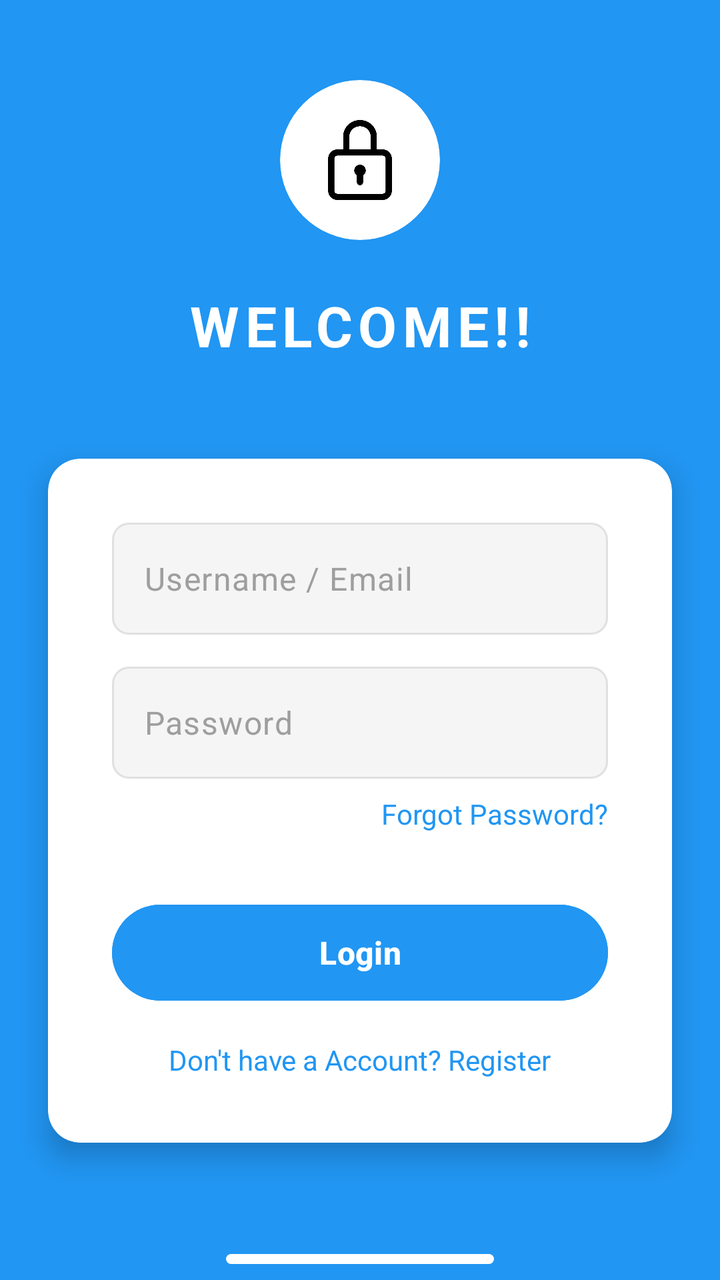
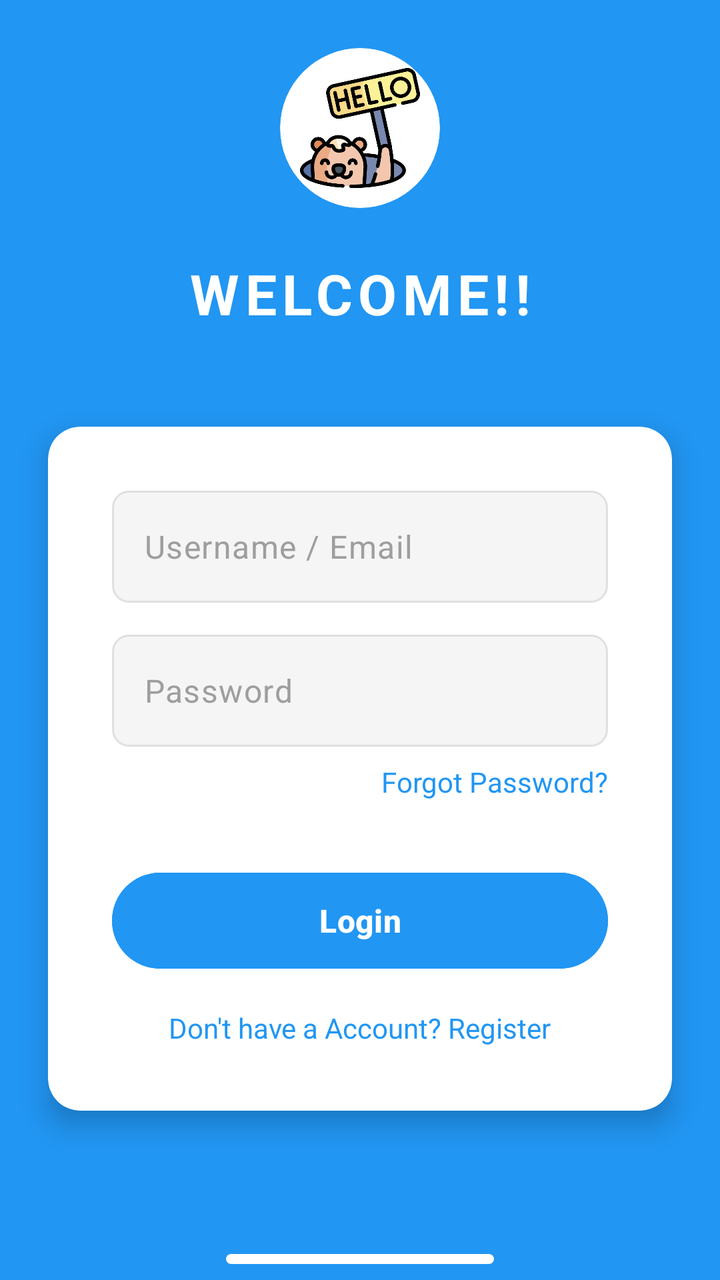

Screens rendered from an Android XML layout before and after an edit, with the pre-edit source and the edit as a unified diff.
<!-- AndroidManifest.xml: application theme Theme.Screen_SignIn_CreateAccount -->
<!-- res/layout/activity_login.xml -->
<?xml version="1.0" encoding="utf-8"?>
<androidx.constraintlayout.widget.ConstraintLayout xmlns:android="http://schemas.android.com/apk/res/android"
    xmlns:app="http://schemas.android.com/apk/res-auto"
    xmlns:tools="http://schemas.android.com/tools"
    android:id="@+id/main"
    android:layout_width="match_parent"
    android:layout_height="match_parent"
    android:background="#2196F3"
    tools:context=".Login_Activity">

    <LinearLayout
        android:id="@+id/logoSection"
        android:layout_width="wrap_content"
        android:layout_height="wrap_content"
        android:layout_marginTop="40dp"
        android:gravity="center"
        android:orientation="vertical"
        app:layout_constraintEnd_toEndOf="parent"
        app:layout_constraintStart_toStartOf="parent"
        app:layout_constraintTop_toTopOf="parent">

        <androidx.cardview.widget.CardView
            android:layout_width="80dp"
            android:layout_height="80dp"
            android:layout_marginBottom="24dp"
            app:cardBackgroundColor="@android:color/white"
            app:cardCornerRadius="40dp"
            app:cardElevation="0dp">

            <ImageView
                android:layout_width="40dp"
                android:layout_height="40dp"
                android:layout_gravity="center"
                android:hint="#2196F3"
                android:src="@drawable/ic_lock" />

        </androidx.cardview.widget.CardView>

        
        <TextView
            android:layout_width="wrap_content"
            android:layout_height="wrap_content"
            android:letterSpacing="0.1"
            android:text="WELCOME!!"
            android:textColor="@android:color/white"
            android:textSize="28sp"
            android:textStyle="bold" />

    </LinearLayout>

    <androidx.cardview.widget.CardView
        android:id="@+id/loginCard"
        android:layout_width="0dp"
        android:layout_height="wrap_content"
        android:layout_marginHorizontal="24dp"
        android:layout_marginTop="48dp"
        app:cardCornerRadius="16dp"
        app:cardElevation="8dp"
        app:cardBackgroundColor="@android:color/white"
        app:layout_constraintEnd_toEndOf="parent"
        app:layout_constraintStart_toStartOf="parent"
        app:layout_constraintTop_toBottomOf="@id/logoSection">

        <LinearLayout
            android:layout_width="match_parent"
            android:layout_height="wrap_content"
            android:orientation="vertical"
            android:padding="32dp">

            <com.google.android.material.textfield.TextInputLayout
                android:layout_width="match_parent"
                android:layout_height="wrap_content"
                android:layout_marginBottom="16dp"
                app:boxStrokeWidth="0dp"
                app:boxStrokeWidthFocused="0dp"
                app:hintEnabled="false">

                <com.google.android.material.textfield.TextInputEditText
                    android:id="@+id/etUsername"
                    android:layout_width="match_parent"
                    android:layout_height="56dp"
                    android:background="@drawable/input_background"
                    android:drawablePadding="12dp"
                    android:hint="Username / Email"
                    android:inputType="textEmailAddress"
                    android:paddingHorizontal="16dp"
                    android:textColorHint="#9E9E9E"
                    android:textSize="16sp" />

            </com.google.android.material.textfield.TextInputLayout>

            <com.google.android.material.textfield.TextInputLayout
                android:layout_width="match_parent"
                android:layout_height="wrap_content"
                android:layout_marginBottom="8dp"
                app:boxStrokeWidth="0dp"
                app:boxStrokeWidthFocused="0dp"
                app:hintEnabled="false">

                <com.google.android.material.textfield.TextInputEditText
                    android:id="@+id/etPassword"
                    android:layout_width="match_parent"
                    android:layout_height="56dp"
                    android:background="@drawable/input_background"
                    android:drawablePadding="12dp"
                    android:hint="Password"
                    android:inputType="textPassword"
                    android:paddingHorizontal="16dp"
                    android:textColorHint="#9E9E9E"
                    android:textSize="16sp" />

            </com.google.android.material.textfield.TextInputLayout>

            <TextView
                android:id="@+id/tvForgotPassword"
                android:layout_width="wrap_content"
                android:layout_height="wrap_content"
                android:layout_gravity="end"
                android:layout_marginBottom="32dp"
                android:clickable="true"
                android:focusable="true"
                android:text="Forgot Password?"
                android:textColor="#2196F3"
                android:textSize="14sp" />

            <com.google.android.material.button.MaterialButton
                android:id="@+id/btnLogin"
                android:layout_width="match_parent"
                android:layout_height="56dp"
                android:layout_marginBottom="16dp"
                android:backgroundTint="#2196F3"
                android:text="Login"
                android:textColor="@android:color/white"
                android:textSize="16sp"
                android:textStyle="bold"
                app:cornerRadius="28dp"
                app:elevation="2dp" />

            <TextView
                android:id="@+id/tvRegister"
                android:layout_width="wrap_content"
                android:layout_height="wrap_content"
                android:layout_gravity="center"
                android:clickable="true"
                android:focusable="true"
                android:text="Don't have a Account? Register"
                android:textColor="#2196F3"
                android:textSize="14sp" />

        </LinearLayout>

    </androidx.cardview.widget.CardView>

    <View
        android:layout_width="134dp"
        android:layout_height="5dp"
        android:layout_marginBottom="8dp"
        android:background="@drawable/nav_indicator_background"
        app:layout_constraintBottom_toBottomOf="parent"
        app:layout_constraintEnd_toEndOf="parent"
        app:layout_constraintStart_toStartOf="parent" />

</androidx.constraintlayout.widget.ConstraintLayout>
<!-- resources referenced by this layout -->
<resources>
  <!-- drawable ic_lock: png bitmap (drawable, 9721 bytes) -->
  <!-- drawable input_background (drawable) -->
  <?xml version="1.0" encoding="utf-8"?>
  <shape xmlns:android="http://schemas.android.com/apk/res/android">
      <solid android:color="#F5F5F5" />
      <corners android:radius="8dp" />
      <stroke android:width="1dp" android:color="#E0E0E0" />
  </shape>
  <!-- drawable nav_indicator_background (drawable) -->
  <?xml version="1.0" encoding="utf-8"?>
  <shape xmlns:android="http://schemas.android.com/apk/res/android">
      <solid android:color="#FFFFFF" />
      <corners android:radius="2.5dp" />
  </shape>
  <style name="Theme.Screen_SignIn_CreateAccount" parent="Base.Theme.Screen_SignIn_CreateAccount" />
  <style name="Base.Theme.Screen_SignIn_CreateAccount" parent="Theme.Material3.DayNight.NoActionBar">
          
          
      </style>
</resources>

<!-- the commit's change to res/layout/activity_login.xml (unified diff, before → after) -->
@@ -12,7 +12,7 @@
         android:id="@+id/logoSection"
         android:layout_width="wrap_content"
         android:layout_height="wrap_content"
-        android:layout_marginTop="40dp"
+        android:layout_marginTop="24dp"
         android:gravity="center"
         android:orientation="vertical"
         app:layout_constraintEnd_toEndOf="parent"
@@ -28,15 +28,14 @@
             app:cardElevation="0dp">
 
             <ImageView
-                android:layout_width="40dp"
-                android:layout_height="40dp"
+                android:layout_width="60dp"
+                android:layout_height="60dp"
                 android:layout_gravity="center"
                 android:hint="#2196F3"
-                android:src="@drawable/ic_lock" />
+                android:src="@drawable/ic_hello" />
 
         </androidx.cardview.widget.CardView>
 
-        
         <TextView
             android:layout_width="wrap_content"
             android:layout_height="wrap_content"
<!-- resource entries referenced after the edit -->
@@ -1,6 +1,6 @@
 <!-- resources referenced by this layout -->
 <resources>
-  <!-- drawable ic_lock: png bitmap (drawable, 9721 bytes) -->
+  <!-- drawable ic_hello: png bitmap (drawable, 52200 bytes) -->
   <!-- drawable input_background (drawable) -->
   <?xml version="1.0" encoding="utf-8"?>
   <shape xmlns:android="http://schemas.android.com/apk/res/android">
